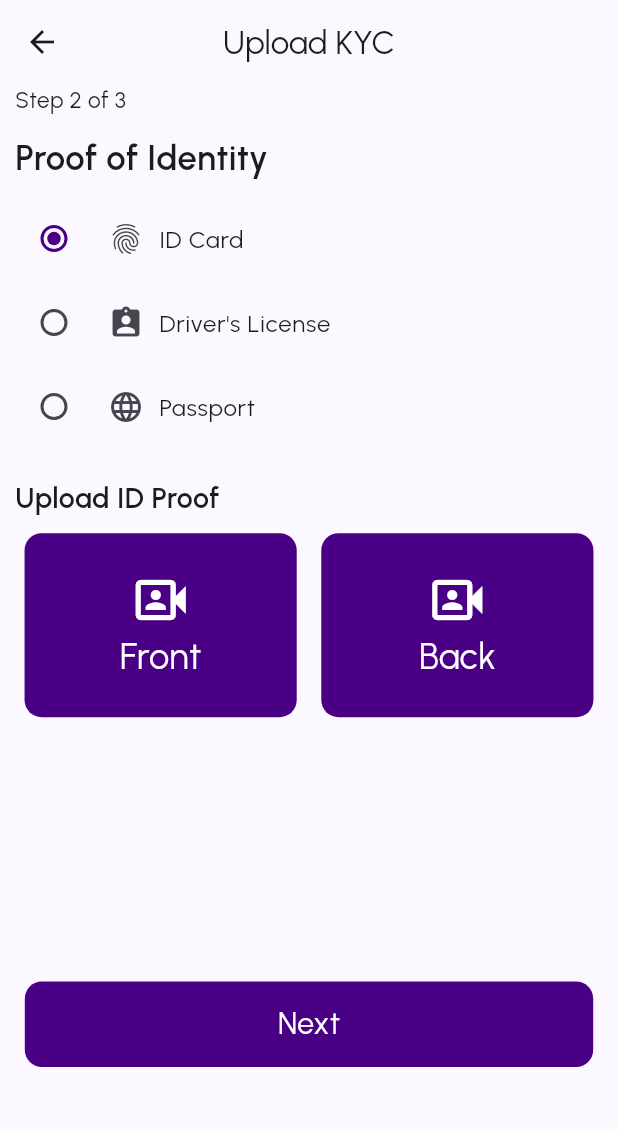
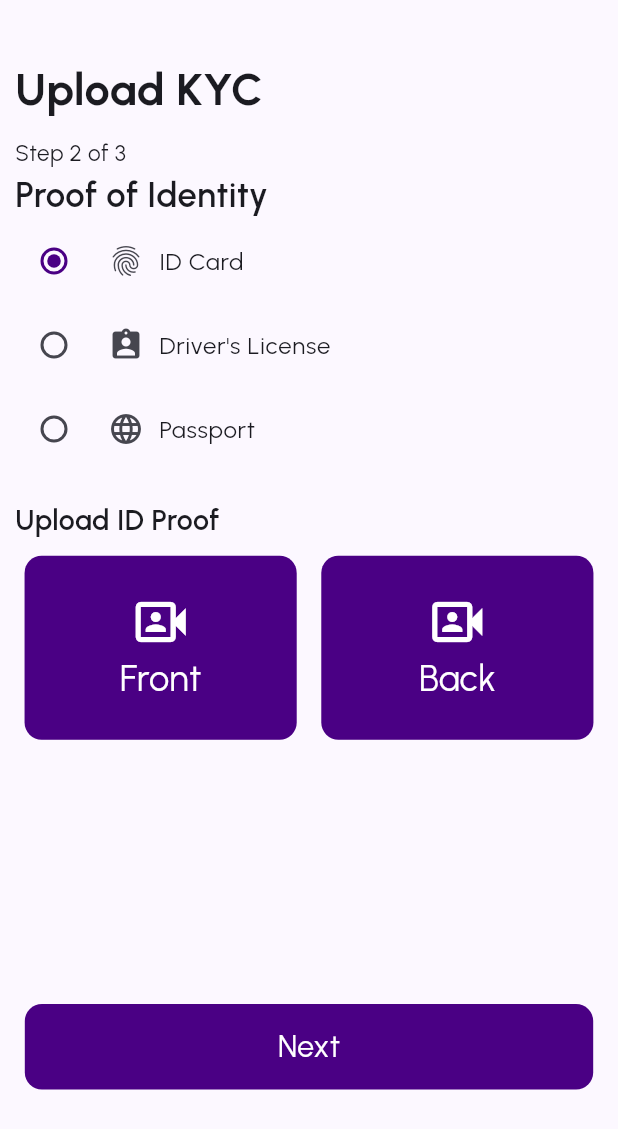
Before and after one commit to Galadima3/Opacity, a Flutter app: the KYCScreen screen opened by its route, after a tap on "Select Country", after a tap on "Next", on a phone screen of 412 x 824 dp. Shown: the top 1129 px of the screen. Run offline on Flutter 3.47's test engine with Material 3 defaults, Android fonts, the phone set to English and light mode, and no system bars; our stand-ins replace email_validator, flutter_riverpod, flutter_screenutil, go_router, google_fonts, intl_phone_field and 2 more; missing offline and left inert: fl_country_code_picker; accounts and stored records are empty; network calls fail.

Commit message:
9th commit

```diff
--- a/lib/main.dart
+++ b/lib/main.dart
@@ -39,5 +39,6 @@ class MyApp extends StatelessWidget {
         );
       },
     );
+
   }
 }
--- a/lib/src/features/auth/presentation/screens/home_screen.dart
+++ b/lib/src/features/auth/presentation/screens/home_screen.dart
@@ -28,7 +28,7 @@ class HomeScreen extends ConsumerWidget {
           FloatingActionButton.small(
             heroTag: null,
             child: const Icon(Icons.shopping_cart),
-            onPressed: () {},
+            onPressed: () => context.pushNamed(RoutePaths.checkoutScreenRoute),
           ),
         ],
       ),
--- a/lib/src/features/kyc_feature/presentation/screens/kyc_screen.dart
+++ b/lib/src/features/kyc_feature/presentation/screens/kyc_screen.dart
@@ -4,6 +4,7 @@ import 'package:fl_country_code_picker/fl_country_code_picker.dart';
 import 'package:flutter/material.dart';
 import 'package:flutter_screenutil/flutter_screenutil.dart';
 import 'package:go_router/go_router.dart';
+import 'package:google_fonts/google_fonts.dart';
 import 'package:opacity/src/features/kyc_feature/presentation/widgets/kyc_button.dart';
 import 'package:opacity/src/routing/route_paths.dart';
 
@@ -34,14 +35,24 @@ class _KYCScreenState extends State<KYCScreen> {
   @override
   Widget build(BuildContext context) {
     return Scaffold(
-      appBar: AppBar(
-        title: const Text("Upload KYC"),
-        centerTitle: true,
-      ),
+      // appBar: AppBar(
+      //   title: const Text(""),
+      //   //centerTitle: true,
+      // ),
       body: SingleChildScrollView(
         child: Column(
           crossAxisAlignment: CrossAxisAlignment.start,
           children: [
+            SizedBox(
+              height: 40.h,
+            ),
+            Text(
+              "Upload KYC",
+              style: TextStyle(
+                fontSize: 30.sp,
+                fontWeight: FontWeight.w700,
+              ),
+            ).withPadding(const EdgeInsets.fromLTRB(10, 0, 0, 10)),
             Text(
               'Step 1 of 3',
               style: TextStyle(fontSize: 15.sp),
@@ -49,8 +60,7 @@ class _KYCScreenState extends State<KYCScreen> {
             Text(
               'Personal Details',
               style: TextStyle(fontSize: 23.sp, fontWeight: FontWeight.w600),
-            ).withPadding(
-                const EdgeInsets.symmetric(horizontal: 10, vertical: 10)),
+            ).withPadding(const EdgeInsets.symmetric(horizontal: 10)),
             //Name
             TextFormField(
               controller: nameController,
@@ -138,8 +148,6 @@ class _KYCScreenState extends State<KYCScreen> {
   }
 }
 
-
-
 extension CustomPadding on Widget {
   Widget withPadding(EdgeInsets padding) {
     return Padding(
--- a/lib/src/features/kyc_feature/presentation/screens/proof_of_identity.dart
+++ b/lib/src/features/kyc_feature/presentation/screens/proof_of_identity.dart
@@ -1,5 +1,5 @@
 import 'package:flutter/material.dart';
-import 'package:flutter/widgets.dart';
+
 import 'package:flutter_riverpod/flutter_riverpod.dart';
 import 'package:flutter_screenutil/flutter_screenutil.dart';
 import 'package:go_router/go_router.dart';
@@ -22,13 +22,19 @@ class _ProofOfIdentityState extends ConsumerState<ProofOfIdentity> {
   Widget build(BuildContext context) {
     final height = MediaQuery.of(context).size.height;
     return Scaffold(
-      appBar: AppBar(
-        title: const Text("Upload KYC"),
-        centerTitle: true,
-      ),
       body: Column(
         crossAxisAlignment: CrossAxisAlignment.start,
         children: [
+          SizedBox(
+              height: 40.h,
+            ),
+            Text(
+              "Upload KYC",
+              style: TextStyle(
+                fontSize: 30.sp,
+                fontWeight: FontWeight.w700,
+              ),
+            ).withPadding(const EdgeInsets.fromLTRB(10, 0, 0, 10)),
           Text(
             'Step 2 of 3',
             style: TextStyle(fontSize: 15.sp),
@@ -37,7 +43,7 @@ class _ProofOfIdentityState extends ConsumerState<ProofOfIdentity> {
             'Proof of Identity',
             style: TextStyle(fontSize: 23.sp, fontWeight: FontWeight.w600),
           ).withPadding(
-              const EdgeInsets.symmetric(horizontal: 10, vertical: 10)),
+              const EdgeInsets.symmetric(horizontal: 10)),
 
           //RadioListTile Widget
           //Option 1
@@ -117,7 +123,9 @@ class _ProofOfIdentityState extends ConsumerState<ProofOfIdentity> {
           SizedBox(
             height: height * 0.225.h,
           ),
-          GestureDetector(onTap: () => context.pushNamed(RoutePaths.bankDetailsScreenRoute), child: const KYCButton(text: "Next"))
+          GestureDetector(
+              onTap: () => context.pushNamed(RoutePaths.bankDetailsScreenRoute),
+              child: const KYCButton(text: "Next"))
         ],
       ),
     );
--- a/lib/src/routing/app_router.dart
+++ b/lib/src/routing/app_router.dart
@@ -4,6 +4,8 @@ import 'package:opacity/src/features/auth/presentation/screens/home_screen.dart'
 import 'package:opacity/src/features/auth/presentation/screens/landing_screen.dart';
 import 'package:opacity/src/features/auth/presentation/screens/register_screen.dart';
 import 'package:opacity/src/features/auth/presentation/screens/sign_in_screen.dart';
+import 'package:opacity/src/features/checkout/presentation/checkout_screen.dart';
+import 'package:opacity/src/features/checkout/presentation/payment_screen.dart';
 import 'package:opacity/src/features/kyc_feature/presentation/screens/bank_details_screen.dart';
 import 'package:opacity/src/features/kyc_feature/presentation/screens/kyc_screen.dart';
 import 'package:opacity/src/features/kyc_feature/presentation/screens/proof_of_identity.dart';
@@ -53,6 +55,15 @@ final appRouter = GoRouter(
       path: '/${RoutePaths.bankDetailsScreenRoute}',
       builder: (context, state) => const BankDetailsScreen(),
     ),
-
+    GoRoute(
+      name: RoutePaths.checkoutScreenRoute,
+      path: '/${RoutePaths.checkoutScreenRoute}',
+      builder: (context, state) => const CheckOutScreen(),
+    ),
+    GoRoute(
+      name: RoutePaths.paymentScreenRoute,
+      path: '/${RoutePaths.paymentScreenRoute}',
+      builder: (context, state) => const PaymentScreen(),
+    ),
   ],
 );
--- a/lib/src/routing/route_paths.dart
+++ b/lib/src/routing/route_paths.dart
@@ -7,4 +7,6 @@ class RoutePaths {
   static String kycScreenRoute = 'kyc-screen-route';
   static String proofofIdentityScreenRoute = 'proofofIdentity-screen-route';
   static String bankDetailsScreenRoute = 'bankdetails-screen-route';
+  static String checkoutScreenRoute = 'checkout-screen-route';
+  static String paymentScreenRoute = 'payment-screen-route';
 }
```
Also changed, not shown: lib/src/features/auth/presentation/screens/sign_in_screen.dart (+17 -4 lines), lib/src/features/checkout/presentation/checkout_screen.dart (added, +104 -0 lines), lib/src/features/checkout/presentation/payment_screen.dart (added, +17 -0 lines), lib/src/features/kyc_feature/presentation/screens/bank_details_screen.dart (+12 -5 lines).
